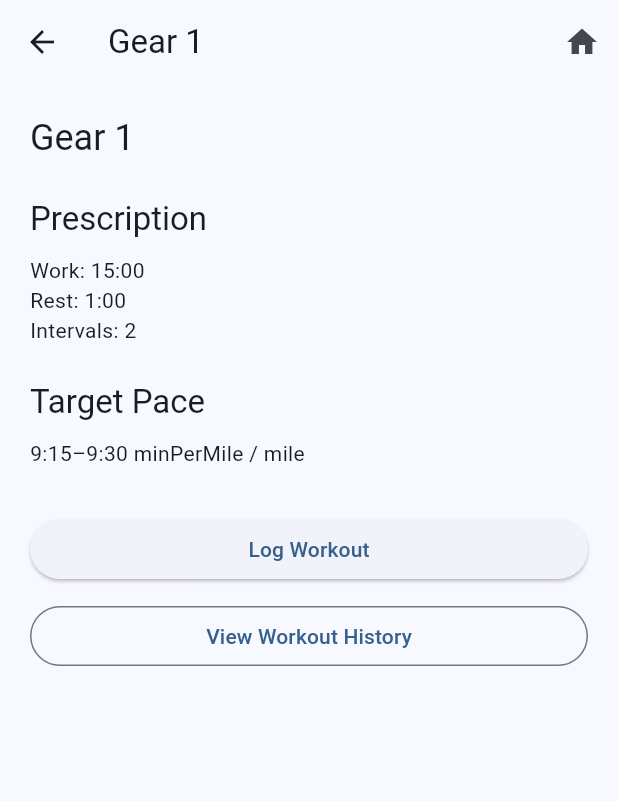
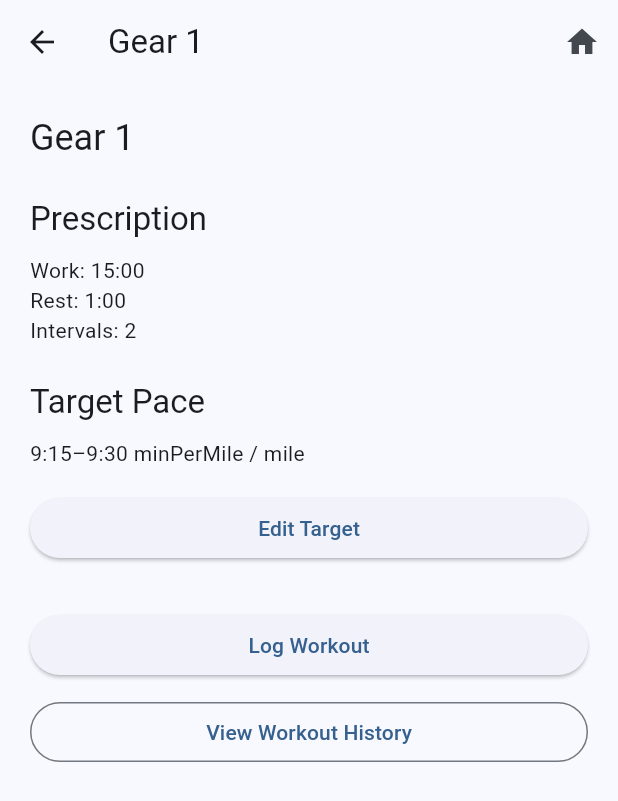
Before and after one commit to mrchrislivingston/mft-gear-matrix, a Flutter app: the RunGridScreen screen opened directly, after a tap on an icon or button, on a phone screen of 412 x 824 dp. Shown: the top 801 px of the screen. Run offline on Flutter 3.47's test engine with Material 3 defaults, Android fonts, the phone set to English and light mode, and no system bars; our stand-ins replace shared_preferences; accounts and stored records are empty.

Commit message:
Implement living matrix target management

```diff
--- a/lib/screens/gear_detail_screen.dart
+++ b/lib/screens/gear_detail_screen.dart
@@ -1,10 +1,12 @@
 import 'package:flutter/material.dart';
 
 import '../models/gear.dart';
+import '../services/app_state.dart';
 import 'gear_history_screen.dart';
 import 'log_workout_screen.dart';
+import 'target_manager_screen.dart';
 
-class GearDetailScreen extends StatelessWidget {
+class GearDetailScreen extends StatefulWidget {
   final Gear gear;
 
   const GearDetailScreen({
@@ -13,10 +15,19 @@ class GearDetailScreen extends StatelessWidget {
   });
 
   @override
+  State<GearDetailScreen> createState() => _GearDetailScreenState();
+}
+
+class _GearDetailScreenState extends State<GearDetailScreen> {
+  @override
   Widget build(BuildContext context) {
+    final currentGear = AppState.instance.gears.firstWhere(
+      (item) => item.number == widget.gear.number,
+    );
+
     return Scaffold(
       appBar: AppBar(
-  title: Text('Gear ${gear.number}'),
+        title: Text('Gear ${currentGear.number}'),
         actions: [
           IconButton(
             icon: const Icon(Icons.home),
@@ -30,38 +41,70 @@ class GearDetailScreen extends StatelessWidget {
         padding: const EdgeInsets.all(20),
         children: [
           Text(
-            'Gear ${gear.number}',
+            'Gear ${currentGear.number}',
             style: Theme.of(context).textTheme.headlineSmall,
           ),
           const SizedBox(height: 24),
-          Text('Prescription', style: Theme.of(context).textTheme.titleLarge),
+
+          Text(
+            'Prescription',
+            style: Theme.of(context).textTheme.titleLarge,
+          ),
           const SizedBox(height: 10),
-          Text('Work: ${gear.work}'),
-          Text('Rest: ${gear.rest}'),
-          Text('Intervals: ${gear.intervals}'),
+          Text('Work: ${currentGear.work}'),
+          Text('Rest: ${currentGear.rest}'),
+          Text('Intervals: ${currentGear.intervals}'),
+
           const SizedBox(height: 24),
-          Text('Target Pace', style: Theme.of(context).textTheme.titleLarge),
+
+          Text(
+            'Target Pace',
+            style: Theme.of(context).textTheme.titleLarge,
+          ),
           const SizedBox(height: 10),
-          Text('${gear.targetPaceDisplay} / mile'),
+
+          Text('${currentGear.targetPaceDisplay} / mile'),
+
+          const SizedBox(height: 16),
+
+          ElevatedButton(
+            onPressed: () async {
+              await Navigator.push(
+                context,
+                MaterialPageRoute(
+                  builder: (_) => TargetManagerScreen(gear: currentGear),
+                ),
+              );
+
+              if (mounted) {
+                setState(() {});
+              }
+            },
+            child: const Text('Edit Target'),
+          ),
+
           const SizedBox(height: 30),
+
           ElevatedButton(
             onPressed: () {
               Navigator.push(
                 context,
                 MaterialPageRoute(
-                  builder: (_) => LogWorkoutScreen(gear: gear),
+                  builder: (_) => LogWorkoutScreen(gear: currentGear),
                 ),
               );
             },
             child: const Text('Log Workout'),
           ),
+
           const SizedBox(height: 10),
+
           OutlinedButton(
             onPressed: () {
               Navigator.push(
                 context,
                 MaterialPageRoute(
-                  builder: (_) => GearHistoryScreen(gear: gear),
+                  builder: (_) => GearHistoryScreen(gear: currentGear),
                 ),
               );
             },
--- a/lib/screens/run_grid_screen.dart
+++ b/lib/screens/run_grid_screen.dart
@@ -1,6 +1,6 @@
 import 'package:flutter/material.dart';
 
-import '../data/run_gears.dart';
+import '../services/app_state.dart';
 import '../widgets/gear_card.dart';
 import 'gear_detail_screen.dart';
 
@@ -9,6 +9,7 @@ class RunGridScreen extends StatelessWidget {
 
   @override
   Widget build(BuildContext context) {
+    final gears = AppState.instance.gears;
     return Scaffold(
       appBar: AppBar(
   title: const Text('Run Grid'),
@@ -23,10 +24,10 @@ class RunGridScreen extends StatelessWidget {
 ),
       body: ListView.separated(
         padding: const EdgeInsets.all(20),
-        itemCount: runGears.length,
+        itemCount: gears.length,
         separatorBuilder: (_, __) => const SizedBox(height: 10),
         itemBuilder: (context, index) {
-          final gear = runGears[index];
+          final gear = gears[index];
 
           return GestureDetector(
             onTap: () {
```
Also changed, not shown: lib/models/gear.dart (+34 -0 lines), lib/models/gear_target.dart (+28 -0 lines), lib/screens/target_manager_screen.dart (added, +98 -0 lines), lib/services/app_state.dart (+86 -0 lines). Lines whose indentation alone changed are shown as unchanged.
